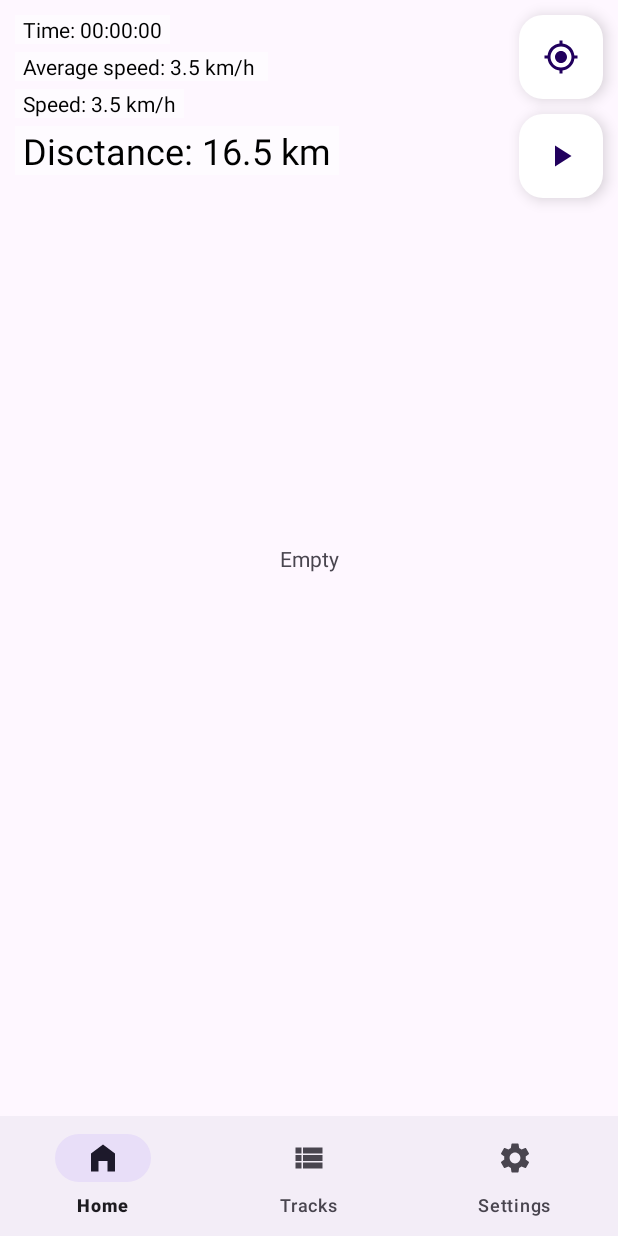
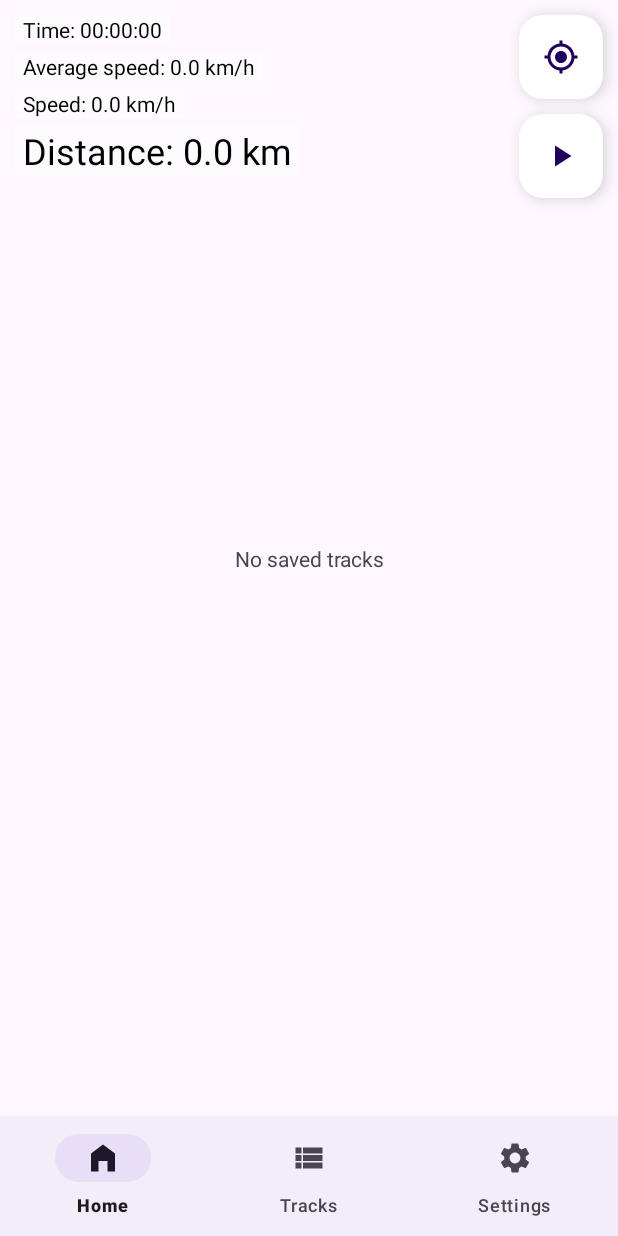
Before and after one commit to kzerkovich/GPSTracker, an Android app: the fragment TracksFragment placed in its activity, on a phone screen of 412 x 824 dp. Run offline under Robolectric (Android 15) with nearby library versions, the phone set to English and light mode, and no system bars; libraries missing offline, so code that uses them is left out: org.osmdroid.config, org.osmdroid.library, org.osmdroid.util, org.osmdroid.views; plain views replace MapView; Roboto replaces fonts that are not available here; 3 statements that could not run were skipped.

Commit message:
Fixed problems Finish the project

```diff
--- a/app/src/main/java/com/kzerk/gpstracker/fragments/MainFragment.kt
+++ b/app/src/main/java/com/kzerk/gpstracker/fragments/MainFragment.kt
@@ -79,6 +79,7 @@ class MainFragment : Fragment() {
 	override fun onResume() {
 		super.onResume()
 		checkLocPermission()
+		firstStart = true
 	}
 
 	private fun setOnClicks() = with(binding) {
@@ -179,11 +180,11 @@ class MainFragment : Fragment() {
 
 	@SuppressLint("DefaultLocale")
 	private fun getTrackItem(): TrackItem {
-		return TrackItem (
+		return TrackItem(
 			null,
 			getCurrentTime(),
 			TimeUtils.getDate(),
-			String.format("%.1f", locationModel?.distance?.div(1000.0f) ?: 0),
+			String.format("%.1f", locationModel?.distance?.div(1000.0f) ?: 0.0f),
 			getAverageSpeed(locationModel?.distance ?: 0.0f),
 			getPointsToString(locationModel?.geoPointsList ?: listOf())
 		)
@@ -229,8 +230,8 @@ class MainFragment : Fragment() {
 		myLocOverlay.enableFollowLocation()
 		myLocOverlay.runOnFirstFix {
 			map.overlays.clear()
+			map.overlays.add(pl)
 			map.overlays.add(myLocOverlay)
-			map.overlays.add(pl)
 		}
 	}
 
@@ -323,7 +324,8 @@ class MainFragment : Fragment() {
 	}
 
 	private fun addPoint(list: List<GeoPoint>) {
-		pl?.addPoint(list[list.size - 1])
+		if (list.isNotEmpty())
+			pl?.addPoint(list[list.size - 1])
 	}
 
 	private fun fillPolyline(list: List<GeoPoint>) {
--- a/app/src/main/res/layout/fragment_main.xml
+++ b/app/src/main/res/layout/fragment_main.xml
@@ -51,7 +51,7 @@
         android:background="#98FFFFFF"
         android:paddingStart="5dp"
         android:paddingEnd="5dp"
-        android:text="Time: 00:00:00"
+        android:text="@string/time_on_main_screen"
         android:textColor="@color/black"
         app:layout_constraintStart_toStartOf="parent"
         app:layout_constraintTop_toTopOf="parent" />
@@ -64,7 +64,7 @@
         android:background="#98FFFFFF"
         android:paddingStart="5dp"
         android:paddingEnd="5dp"
-        android:text="Average speed: 3.5 km/h "
+        android:text="@string/average_speed_on_main_screen"
         android:textColor="@color/black"
         app:layout_constraintStart_toStartOf="@+id/tvTime"
         app:layout_constraintTop_toBottomOf="@+id/tvTime" />
@@ -77,7 +77,7 @@
         android:background="#98FFFFFF"
         android:paddingStart="5dp"
         android:paddingEnd="5dp"
-        android:text="Speed: 3.5 km/h"
+        android:text="@string/speed_on_main_screen"
         android:textColor="@color/black"
         app:layout_constraintStart_toStartOf="@+id/tv_avg_velocity"
         app:layout_constraintTop_toBottomOf="@+id/tv_avg_velocity" />
@@ -90,7 +90,7 @@
         android:background="#98FFFFFF"
         android:paddingStart="5dp"
         android:paddingEnd="5dp"
-        android:text="Disctance: 16.5 km"
+        android:text="@string/distance_on_main_screen"
         android:textColor="@color/black"
         android:textSize="24sp"
         app:layout_constraintStart_toStartOf="@+id/tvVelocity"
--- a/app/src/main/res/layout/fragment_tracks.xml
+++ b/app/src/main/res/layout/fragment_tracks.xml
@@ -21,7 +21,7 @@
         android:layout_width="wrap_content"
         android:layout_height="wrap_content"
         android:gravity="center"
-        android:text="Empty"
+        android:text="@string/empty_list"
         app:layout_constraintBottom_toBottomOf="parent"
         app:layout_constraintEnd_toEndOf="parent"
         app:layout_constraintStart_toStartOf="parent"
--- a/app/src/main/res/layout/view_track.xml
+++ b/app/src/main/res/layout/view_track.xml
@@ -65,7 +65,7 @@
         android:background="#98FFFFFF"
         android:paddingStart="5dp"
         android:paddingEnd="5dp"
-        android:text="Disctance: 16.5 km"
+        android:text="Distance: 16.5 km"
         android:textColor="@color/black"
         android:textSize="24sp"
         app:layout_constraintStart_toStartOf="@+id/tvDate"
--- a/app/src/main/res/values/strings.xml
+++ b/app/src/main/res/values/strings.xml
@@ -18,4 +18,9 @@
     <string name="distance">Distance:</string>
     <string name="save">Save</string>
     <string name="cancel">Cancel</string>
+    <string name="distance_on_main_screen">Distance: 0.0 km</string>
+    <string name="speed_on_main_screen">Speed: 0.0 km/h</string>
+    <string name="average_speed_on_main_screen">Average speed: 0.0 km/h</string>
+    <string name="time_on_main_screen">Time: 00:00:00</string>
+    <string name="empty_list">No saved tracks</string>
 </resources>
```
Also changed, not shown: app/src/main/java/com/kzerk/gpstracker/location/LocationService.kt (+10 -6 lines).
